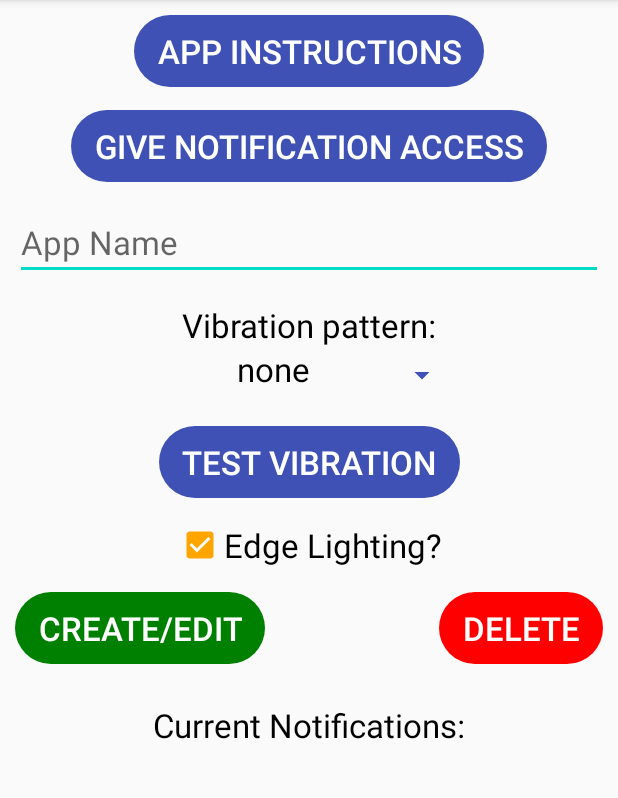
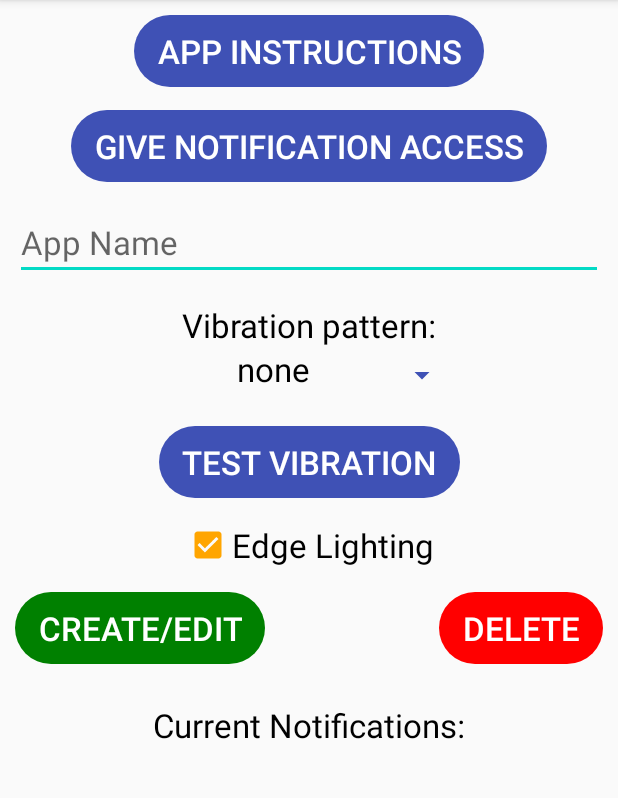
Before and after one commit to dilfruh/Notifier, an Android app: the screen it shows after launch (MainActivity), on a phone screen of 412 x 824 dp, the part 84-882 px from its top. Run offline under Robolectric (Android 15) with nearby library versions, the phone set to English and light mode, and no system bars.

Commit message:
No question mark for edge lighting

```diff
--- a/app/src/main/res/layout/activity_main.xml
+++ b/app/src/main/res/layout/activity_main.xml
@@ -95,7 +95,7 @@
             android:layout_height="wrap_content"/>
         <CheckBox
             android:id="@+id/edgeCheck"
-            android:text="Edge Lighting?"
+            android:text="Edge Lighting"
             android:textSize="22sp"
             android:buttonTint="#FFA500"
             android:checked="true"
```
